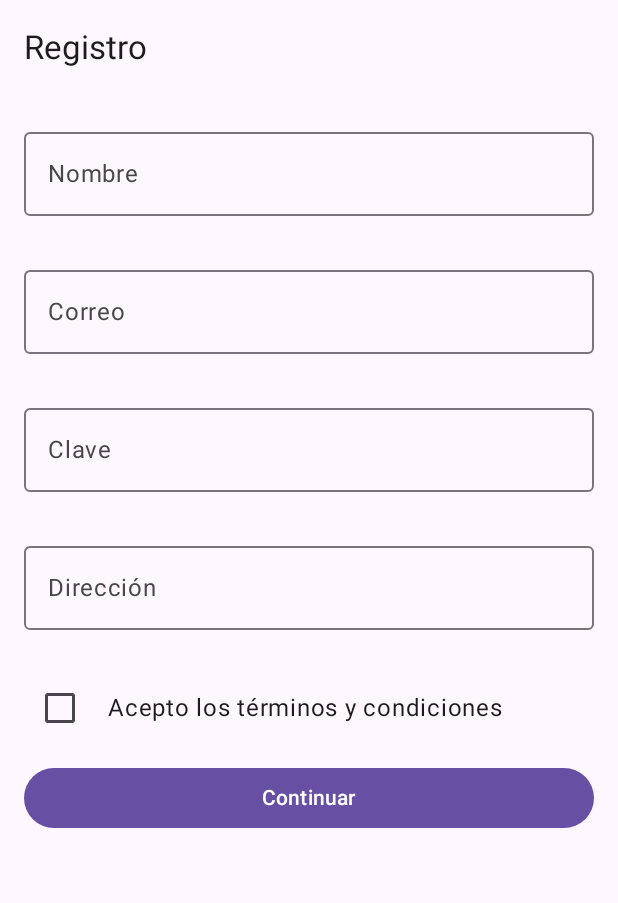
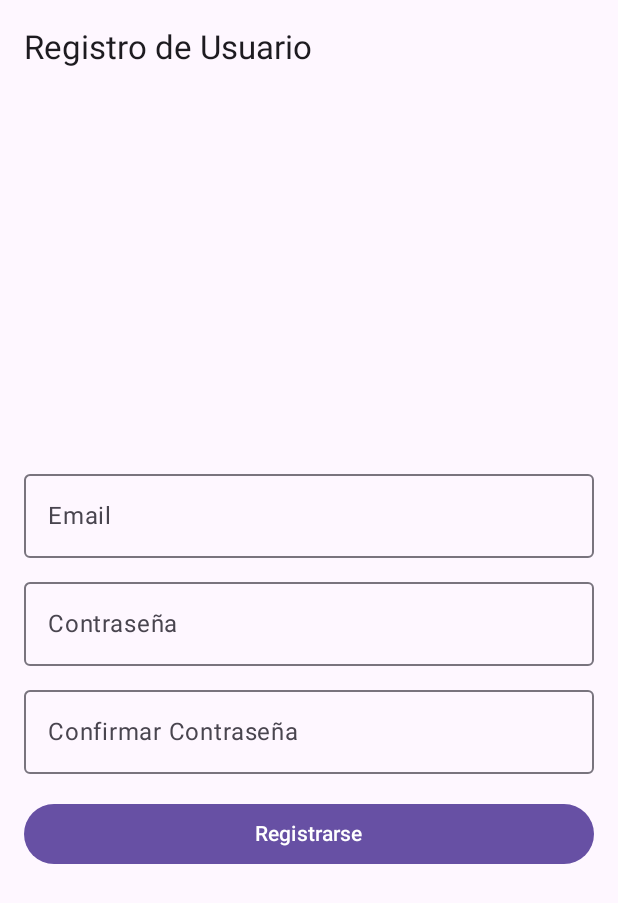
Before and after one commit to FernandoAGS95/RepositorioGrupalMobile, an Android app built with Jetpack Compose: the RegistroScreen screen opened through its navigation route, on a phone screen of 412 x 824 dp. Shown: the top 903 px of the screen. Run offline under Robolectric (Android 15) with nearby library versions, the phone set to English and light mode, and no system bars.

Commit message:
feat(persistencia): DataStore + Gson (AppState, screens y navegación)

```diff
--- a/app/build.gradle.kts
+++ b/app/build.gradle.kts
@@ -81,4 +81,8 @@ dependencies {
     implementation("androidx.navigation:navigation-compose:2.7.7")
     implementation("androidx.lifecycle:lifecycle-viewmodel-compose:2.8.4")
 
+    implementation("androidx.datastore:datastore-preferences:1.1.7")
+    implementation("com.google.code.gson:gson:2.13.2")
+
+
 }
--- a/app/src/main/java/com/example/app_grupo7/MainActivity.kt
+++ b/app/src/main/java/com/example/app_grupo7/MainActivity.kt
@@ -4,14 +4,23 @@ import android.os.Bundle
 import androidx.activity.ComponentActivity
 import androidx.activity.compose.setContent
 import androidx.compose.material3.MaterialTheme
+import androidx.navigation.compose.rememberNavController
+import com.example.app_grupo7.data.AppState
+import com.example.app_grupo7.data.DataStoreManager
 import com.example.app_grupo7.navigation.AppNav
+
 
 class MainActivity : ComponentActivity() {
     override fun onCreate(savedInstanceState: Bundle?) {
         super.onCreate(savedInstanceState)
+
+        val dataStore = DataStoreManager(applicationContext)
+        val appState = AppState(dataStore)
+        appState.cargarDatos() // carga inicial desde DataStore
+
         setContent {
             MaterialTheme {
-                AppNav()
+                AppNav(appState)
             }
         }
     }
--- /dev/null
+++ b/app/src/main/java/com/example/app_grupo7/data/AppState.kt
@@ -0,0 +1,91 @@
+package com.example.app_grupo7.data
+
+import androidx.compose.runtime.mutableStateListOf
+import androidx.compose.runtime.mutableStateMapOf
+import androidx.compose.runtime.snapshots.SnapshotStateList
+import androidx.compose.runtime.toMutableStateList
+import kotlinx.coroutines.CoroutineScope
+import kotlinx.coroutines.Dispatchers
+import kotlinx.coroutines.flow.first
+import kotlinx.coroutines.launch
+
+data class Usuario(val email: String, val password: String)
+
+class AppState(private val dataStore: DataStoreManager){
+    val usuarios = mutableStateListOf<Usuario>()
+    var usuarioActual: Usuario? = null
+    val notasPorUsuario = mutableStateMapOf<String, SnapshotStateList<String>>()
+
+    private val scope = CoroutineScope(Dispatchers.IO)
+
+    // Carga inicial desde DataStore
+    fun cargarDatos(){
+        scope.launch {
+            val users = dataStore.getUsers().first()
+            val notes = dataStore.getNotes().first()
+
+            usuarios.clear()
+            usuarios.addAll(users)
+
+            notasPorUsuario.clear()
+            notes.forEach { (k,v) ->
+                notasPorUsuario[k] = v.toMutableStateList()
+            }
+        }
+    }
+
+    // Registro
+    fun registrarUsuario(email: String, password: String): Boolean{
+        if (usuarios.any{ it.email == email }) return false
+        val nuevo = Usuario(email, password)
+        usuarios.add(nuevo)
+        guardarUsuarios()
+        return true
+    }
+
+    // Guardar notas
+    fun agregarNotas(nota: String){
+        val email = usuarioActual?.email ?: return
+        val notas = notasPorUsuario.getOrPut(email){ mutableStateListOf() }
+        notas.add(nota)
+        guardarNotas()
+    }
+
+    // Login
+    fun login(email: String, password: String) : Boolean{
+        val user = usuarios.find { it.email == email && it.password == password }
+        return if(user != null){
+            usuarioActual = user
+            true
+        } else false
+    }
+
+    // Logout
+    fun logout(){ usuarioActual = null }
+
+    // Leer notas del usuario logeado
+    fun obtenerNotas(): List<String>{
+        val email = usuarioActual?.email ?: return emptyList()
+        return notasPorUsuario[email] ?: mutableStateListOf()
+    }
+
+    // Borrar nota por índice (del usuario logeado)
+    fun borrarNotas(index : Int){
+        val email = usuarioActual?.email ?: return
+        notasPorUsuario[email]?.let {
+            if (index in it.indices){
+                it.removeAt(index)
+                guardarNotas()
+            }
+        }
+    }
+
+    // Persistir en DataStore
+    private fun guardarUsuarios(){
+        scope.launch { dataStore.saveUsers(usuarios) }
+    }
+
+    private fun guardarNotas(){
+        scope.launch { dataStore.saveNotes(notasPorUsuario) }
+    }
+}
--- /dev/null
+++ b/app/src/main/java/com/example/app_grupo7/data/DataStoreManager.kt
@@ -0,0 +1,50 @@
+package com.example.app_grupo7.data
+
+import android.content.Context
+import androidx.datastore.preferences.core.edit
+import androidx.datastore.preferences.core.stringPreferencesKey
+import androidx.datastore.preferences.preferencesDataStore
+import com.google.gson.Gson
+import com.google.gson.reflect.TypeToken
+import kotlinx.coroutines.flow.Flow
+import kotlinx.coroutines.flow.map
+
+// DataStore "singleton"
+val Context.dataStore by preferencesDataStore(name = "app_prefs")
+
+class DataStoreManager(private val context: Context){
+    private val gson = Gson()
+
+    private val USERS_KEY = stringPreferencesKey("usuarios")
+    private val NOTES_KEY = stringPreferencesKey("notas")
+
+    suspend fun saveUsers(users: List<Usuario>){
+        val json = gson.toJson(users)
+        context.dataStore.edit { prefs ->
+            prefs[USERS_KEY] = json
+        }
+    }
+
+    fun getUsers(): Flow<List<Usuario>>{
+        return context.dataStore.data.map { prefs ->
+            val json = prefs[USERS_KEY] ?: "[]"
+            val type = object : TypeToken<List<Usuario>>() {}.type
+            gson.fromJson(json,type)
+        }
+    }
+
+    suspend fun saveNotes(notes: Map<String, List<String>>){
+        val json = gson.toJson(notes)
+        context.dataStore.edit { prefs ->
+            prefs[NOTES_KEY] = json
+        }
+    }
+
+    fun getNotes(): Flow<Map<String, List<String>>>{
+        return context.dataStore.data.map { prefs ->
+            val json = prefs[NOTES_KEY] ?: "{}"
+            val type = object : TypeToken<Map<String, List<String>>>() {}.type
+            gson.fromJson(json,type)
+        }
+    }
+}
--- a/app/src/main/java/com/example/app_grupo7/navigation/AppNav.kt
+++ b/app/src/main/java/com/example/app_grupo7/navigation/AppNav.kt
@@ -4,40 +4,21 @@ import androidx.compose.runtime.Composable
 import androidx.navigation.compose.NavHost
 import androidx.navigation.compose.composable
 import androidx.navigation.compose.rememberNavController
-import com.example.app_grupo7.ui.screens.CatalogoScreen
-import com.example.app_grupo7.ui.screens.HomeScreen
+import com.example.app_grupo7.data.AppState
+import com.example.app_grupo7.ui.screens.LoginScreen
 import com.example.app_grupo7.ui.screens.RegistroScreen
-import com.example.app_grupo7.ui.screens.ResumenScreen
-import androidx.lifecycle.viewmodel.compose.viewModel
-import com.example.app_grupo7.viewmodel.UsuarioViewModel
+import com.example.app_grupo7.ui.screens.CatalogoScreen   // importa catálogo
 
 @Composable
-fun AppNav() {
+fun AppNav(appState: AppState) {
     val navController = rememberNavController()
-    // ViewModel compartido para el flujo de registro
-    val usuarioVm: UsuarioViewModel = viewModel()
 
     NavHost(
         navController = navController,
-        startDestination = NavRoutes.Home.route
+        startDestination = "login",
     ) {
-        composable(NavRoutes.Home.route) {
-            HomeScreen(
-                onGoCatalogo = { navController.navigate(NavRoutes.Catalogo.route) },
-                onGoRegistro = { navController.navigate(NavRoutes.Registro.route) }
-            )
-        }
-        composable(NavRoutes.Catalogo.route) {
-            CatalogoScreen()
-        }
-        composable(NavRoutes.Registro.route) {
-            RegistroScreen(
-                vm = usuarioVm,
-                onContinuar = { navController.navigate(NavRoutes.Resumen.route) }
-            )
-        }
-        composable(NavRoutes.Resumen.route) {
-            ResumenScreen(vm = usuarioVm)
-        }
+        composable("login")    { LoginScreen(navController, appState) }
+        composable("registro") { RegistroScreen(navController, appState) }
+        composable("catalogo") { CatalogoScreen() }
     }
 }
--- /dev/null
+++ b/app/src/main/java/com/example/app_grupo7/ui/screens/LoginScreen.kt
@@ -0,0 +1,76 @@
+package com.example.app_grupo7.ui.screens
+
+import androidx.compose.foundation.layout.*
+import androidx.compose.material3.*
+import androidx.compose.material3.TopAppBarDefaults
+import androidx.compose.runtime.*
+import androidx.compose.ui.Modifier
+import androidx.compose.ui.unit.dp
+import androidx.navigation.NavController
+import com.example.app_grupo7.data.AppState
+
+@OptIn(ExperimentalMaterial3Api::class)
+@Composable
+fun LoginScreen(navController: NavController, appState: AppState){
+    var usuario by remember { mutableStateOf("") }
+    var password by remember {  mutableStateOf("") }
+    var error by remember {  mutableStateOf("") }
+
+    Scaffold(
+        topBar = {
+            TopAppBar(
+                colors = TopAppBarDefaults.topAppBarColors(
+                    containerColor = MaterialTheme.colorScheme.primaryContainer,
+                    titleContentColor = MaterialTheme.colorScheme.primary,
+                ),
+                title = { Text("Login") }
+            )
+        }
+    ) { padding ->
+        Column(
+            modifier = Modifier
+                .fillMaxSize()
+                .padding(padding)
+                .padding(16.dp),
+            verticalArrangement = Arrangement.Center
+        ) {
+            OutlinedTextField(
+                value = usuario,
+                onValueChange = { usuario = it },
+                label = { Text("Usuario")},
+                modifier = Modifier.fillMaxWidth()
+            )
+            Spacer(Modifier.height(8.dp))
+            OutlinedTextField(
+                value = password,
+                onValueChange = { password = it },
+                label = { Text("Contraseña") },
+                modifier = Modifier.fillMaxWidth()
+            )
+            Spacer(Modifier.height(16.dp))
+            if (error.isNotEmpty()){
+                Text(error, color= MaterialTheme.colorScheme.error)
+                Spacer(Modifier.height(8.dp))
+            }
+            Button(
+                onClick = {
+                    if (usuario.isBlank() || password.isBlank()){
+                        error = "Debe Ingresar usuario y contraseña"
+                    }else if (appState.login(usuario, password)){
+                        error = ""
+                        navController.navigate("catalogo") {
+                            popUpTo("login") { inclusive = true }  //  para que no vuelva al login con Back
+                        }
+                    }else{
+                        error = "Usuario y/o Contraseña incorrectos"
+                    }
+                },
+                modifier = Modifier.fillMaxWidth()
+            ) { Text("Inicio de Sesión") }
+
+            TextButton(onClick = { navController.navigate("registro")}) {
+                Text("¿No tienes cuenta? Regístrate")
+            }
+        }
+    }
+}
--- a/app/src/main/java/com/example/app_grupo7/ui/screens/RegistroScreen.kt
+++ b/app/src/main/java/com/example/app_grupo7/ui/screens/RegistroScreen.kt
@@ -4,86 +4,76 @@ import androidx.compose.foundation.layout.*
 import androidx.compose.material3.*
 import androidx.compose.runtime.*
 import androidx.compose.ui.Modifier
-import androidx.compose.ui.text.input.PasswordVisualTransformation
 import androidx.compose.ui.unit.dp
-import com.example.app_grupo7.viewmodel.UsuarioViewModel
-import androidx.compose.foundation.layout.Arrangement
-import androidx.compose.ui.Alignment
+import androidx.navigation.NavController
+import com.example.app_grupo7.data.AppState
 
 @OptIn(ExperimentalMaterial3Api::class)
 @Composable
-fun RegistroScreen(
-    vm: UsuarioViewModel,
-    onContinuar: () -> Unit
-) {
-    val ui by vm.ui.collectAsState()
-    val errs by vm.errores.collectAsState()
+fun RegistroScreen(navController: NavController, appState: AppState){
+    var email by remember { mutableStateOf("") }
+    var password by remember { mutableStateOf("") }
+    var confirmPassword by remember { mutableStateOf("") }
+    var error by remember { mutableStateOf("") }
 
     Scaffold(
-        topBar = { TopAppBar(title = { Text("Registro") }) }
-    ) { inner ->
-        Column(
+        topBar = { TopAppBar(title = { Text("Registro de Usuario") }) }
+    ) { padding ->
+        Column (
             modifier = Modifier
                 .fillMaxSize()
-                .padding(inner)
+                .padding(padding)
                 .padding(16.dp),
-            verticalArrangement = Arrangement.spacedBy(12.dp)
+            verticalArrangement = Arrangement.Center
         ) {
             OutlinedTextField(
-                value = ui.nombre,
-                onValueChange = vm::onNombreChange,
-                label = { Text("Nombre") },
-                isError = errs.nombre != null,
-                supportingText = { if (errs.nombre != null) Text(errs.nombre!!) },
+                value = email,
+                onValueChange = { email = it },
+                label = { Text("Email")},
                 modifier = Modifier.fillMaxWidth()
             )
+            Spacer(Modifier.height(8.dp))
             OutlinedTextField(
-                value = ui.correo,
-                onValueChange = vm::onCorreoChange,
-                label = { Text("Correo") },
-                isError = errs.correo != null,
-                supportingText = { if (errs.correo != null) Text(errs.correo!!) },
+                value = password,
+                onValueChange = { password = it },
+                label = { Text("Contraseña")},
                 modifier = Modifier.fillMaxWidth()
             )
+            Spacer(Modifier.height(8.dp))
             OutlinedTextField(
-                value = ui.clave,
-                onValueChange = vm::onClaveChange,
-                label = { Text("Clave") },
-                visualTransformation = PasswordVisualTransformation(),
-                isError = errs.clave != null,
-                supportingText = { if (errs.clave != null) Text(errs.clave!!) },
+                value = confirmPassword,
+                onValueChange = { confirmPassword = it },
+                label = { Text("Confirmar Contraseña") },
                 modifier = Modifier.fillMaxWidth()
             )
-            OutlinedTextField(
-                value = ui.direccion,
-                onValueChange = vm::onDireccionChange,
-                label = { Text("Dirección") },
-                isError = errs.direccion != null,
-                supportingText = { if (errs.direccion != null) Text(errs.direccion!!) },
-                modifier = Modifier.fillMaxWidth()
-            )
-            Row(
-                verticalAlignment = Alignment.CenterVertically,
-                horizontalArrangement = Arrangement.spacedBy(8.dp)
-            ) {
-                Checkbox(
-                    checked = ui.aceptaTerminos,
-                    onCheckedChange = { vm.onAceptaChange(it) }
-                )
-                Text("Acepto los términos y condiciones")
-            }
-            if (errs.aceptaTerminos != null) {
-                Text(errs.aceptaTerminos!!, color = MaterialTheme.colorScheme.error)
+            Spacer(Modifier.height(16.dp))
+
+            if (error.isNotEmpty()) {
+                Text(error, color = MaterialTheme.colorScheme.error)
+                Spacer(Modifier.height(8.dp))
             }
 
             Button(
                 onClick = {
-                    if (vm.validarFormulario()) onContinuar()
+                    when {
+                        email.isBlank() || password.isBlank() || confirmPassword.isBlank() ->
+                            error = "Todos los campos son obligatorios"
+                        !email.contains("@") ->
+                            error = "Email no válido"
+                        password.length < 4 ->
+                            error = "La contraseña debe tener al menos 4 caracteres"
+                        password != confirmPassword ->
+                            error = "Las contraseñas no coinciden"
+                        !appState.registrarUsuario(email, password) ->
+                            error = "El usuario ya existe"
+                        else -> {
+                            error = ""
+                            navController.navigate("login")
+                        }
+                    }
                 },
                 modifier = Modifier.fillMaxWidth()
-            ) {
-                Text("Continuar")
-            }
+            ) { Text("Registrarse") }
         }
     }
 }
```
Also changed, not shown: app/src/main/java/com/example/app_grupo7/ui/screens/NotasScreen.kt (added, +82 -0 lines).
